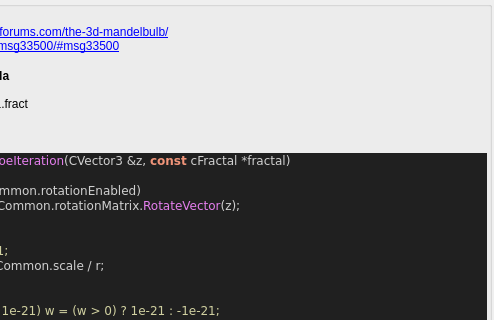
Qt form mandelbulber2/formula/ui/fractal_riemann_sphere_msltoe.ui (buddhi1980/mandelbulber2) before a commit; both pictures show x 161 to 655 and y 322 to 642 of the 655 by 1103 pixel window.
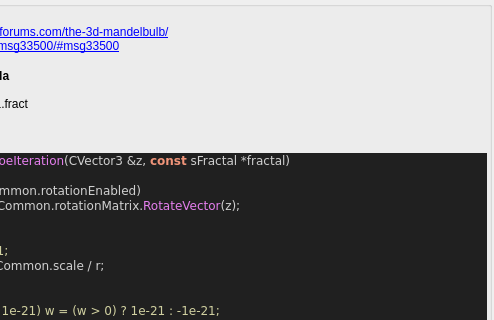
The same form after that commit. Custom widgets are drawn as their Qt base class.

Patch:
```diff
--- a/mandelbulber2/formula/ui/fractal_riemann_sphere_msltoe.ui
+++ b/mandelbulber2/formula/ui/fractal_riemann_sphere_msltoe.ui
@@ -528,7 +528,7 @@
 &lt;/table&gt;
 &lt;br&gt;&lt;b&gt;Examples using this formula&lt;/b&gt;&lt;br&gt;riemann sphere 001.fract&lt;br&gt;riemann_sphere_msltoe_001.fract&lt;h3&gt;Code&lt;/h3&gt;
 &lt;body style=&quot;background-color:#202020&quot;&gt;
-&lt;pre style=&quot;color:#d0d0d0; background-color:#202020;  font-family:'Courier New',monospace;&quot;&gt;&lt;span style=&quot;color:#f09479; font-weight:bold&quot;&gt;void&lt;/span&gt; &lt;span style=&quot;color:#e47eed&quot;&gt;RiemannSphereMsltoeIteration&lt;/span&gt;&lt;span style=&quot;color:#d0d0d0&quot;&gt;(&lt;/span&gt;CVector3 &lt;span style=&quot;color:#d0d0d0&quot;&gt;&amp;amp;&lt;/span&gt;z&lt;span style=&quot;color:#d0d0d0&quot;&gt;,&lt;/span&gt; &lt;span style=&quot;color:#f09479; font-weight:bold&quot;&gt;const&lt;/span&gt; cFractal &lt;span style=&quot;color:#d0d0d0&quot;&gt;*&lt;/span&gt;fractal&lt;span style=&quot;color:#d0d0d0&quot;&gt;)&lt;/span&gt;
+&lt;pre style=&quot;color:#d0d0d0; background-color:#202020;  font-family:'Courier New',monospace;&quot;&gt;&lt;span style=&quot;color:#f09479; font-weight:bold&quot;&gt;void&lt;/span&gt; &lt;span style=&quot;color:#e47eed&quot;&gt;RiemannSphereMsltoeIteration&lt;/span&gt;&lt;span style=&quot;color:#d0d0d0&quot;&gt;(&lt;/span&gt;CVector3 &lt;span style=&quot;color:#d0d0d0&quot;&gt;&amp;amp;&lt;/span&gt;z&lt;span style=&quot;color:#d0d0d0&quot;&gt;,&lt;/span&gt; &lt;span style=&quot;color:#f09479; font-weight:bold&quot;&gt;const&lt;/span&gt; sFractal &lt;span style=&quot;color:#d0d0d0&quot;&gt;*&lt;/span&gt;fractal&lt;span style=&quot;color:#d0d0d0&quot;&gt;)&lt;/span&gt;
 &lt;span style=&quot;color:#d0d0d0&quot;&gt;{&lt;/span&gt;
   &lt;span style=&quot;color:#7ec0ee; font-weight:bold&quot;&gt;if&lt;/span&gt; &lt;span style=&quot;color:#d0d0d0&quot;&gt;(&lt;/span&gt;fractal&lt;span style=&quot;color:#d0d0d0&quot;&gt;-&amp;gt;&lt;/span&gt;transformCommon&lt;span style=&quot;color:#d0d0d0&quot;&gt;.&lt;/span&gt;rotationEnabled&lt;span style=&quot;color:#d0d0d0&quot;&gt;)&lt;/span&gt;
     z &lt;span style=&quot;color:#d0d0d0&quot;&gt;=&lt;/span&gt; fractal&lt;span style=&quot;color:#d0d0d0&quot;&gt;-&amp;gt;&lt;/span&gt;transformCommon&lt;span style=&quot;color:#d0d0d0&quot;&gt;.&lt;/span&gt;rotationMatrix&lt;span style=&quot;color:#d0d0d0&quot;&gt;.&lt;/span&gt;&lt;span style=&quot;color:#e47eed&quot;&gt;RotateVector&lt;/span&gt;&lt;span style=&quot;color:#d0d0d0&quot;&gt;(&lt;/span&gt;z&lt;span style=&quot;color:#d0d0d0&quot;&gt;);&lt;/span&gt;
```
